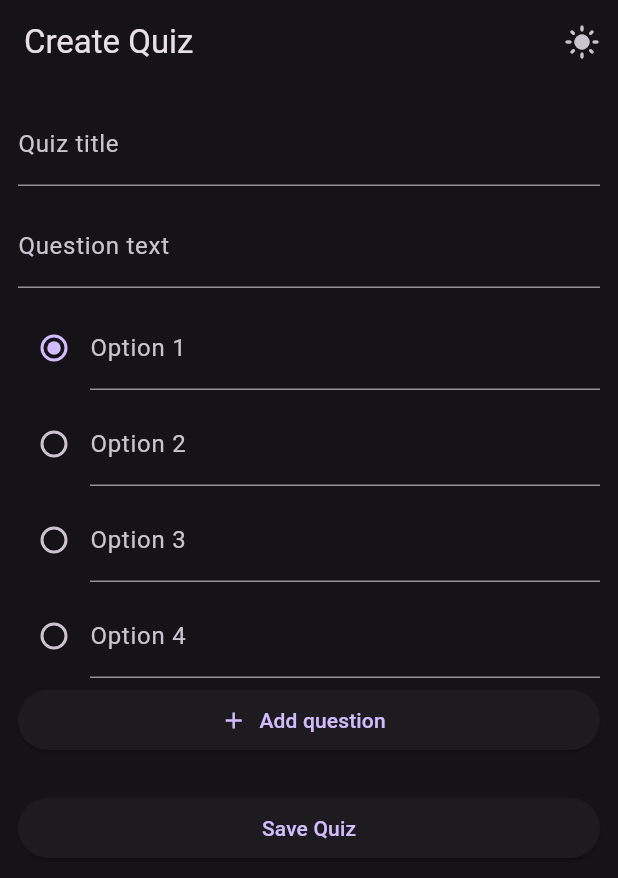
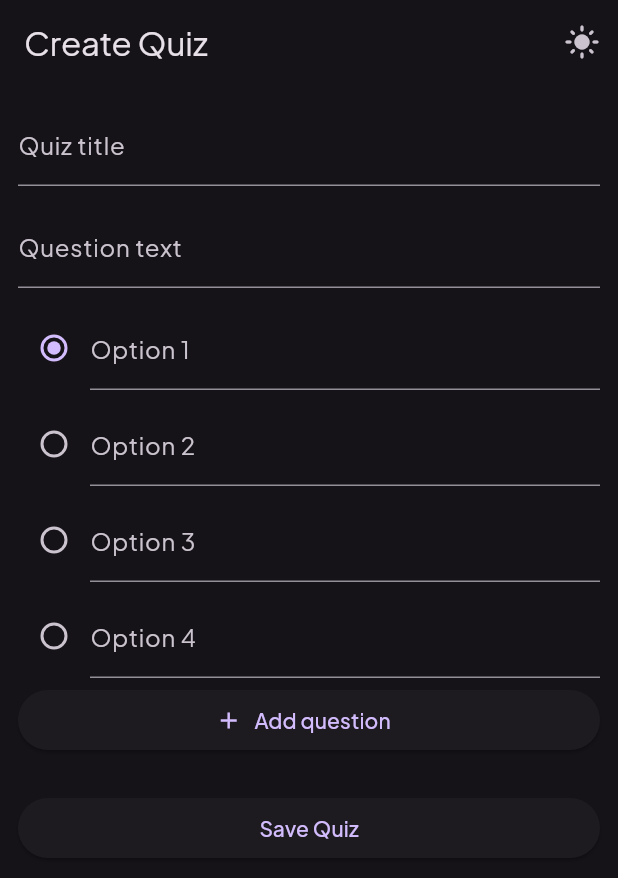
Before and after one commit to moozunch/quizme, a Flutter app: the CreateQuizScreen screen opened by its route, after a tap on the "dark mode" icon, on a phone screen of 412 x 824 dp. Shown: the top 878 px of the screen. Run offline on Flutter 3.47's test engine with Material 3 defaults, Android fonts, the phone set to English and light mode, and no system bars; our stand-ins replace go_router, shared_preferences; accounts and stored records are empty.

Commit message:
adding font jakarta plus

```diff
--- a/lib/main.dart
+++ b/lib/main.dart
@@ -48,11 +48,13 @@
               brightness: Brightness.light,
               colorScheme: ColorScheme.fromSeed(seedColor: Colors.deepPurple),
               useMaterial3: true,
+              fontFamily: 'PlusJakartaSans',
             ),
             darkTheme: ThemeData(
               brightness: Brightness.dark,
               colorScheme: ColorScheme.fromSeed(seedColor: Colors.deepPurple, brightness: Brightness.dark),
               useMaterial3: true,
+              fontFamily: 'PlusJakartaSans',
             ),
             themeMode: state.themeMode,
             routerConfig: router,
```
Also changed, not shown: pubspec.yaml (+29 -14 lines), assets/fonts/PlusJakartaSans-Italic-VariableFont_wght.ttf (added), assets/fonts/PlusJakartaSans-VariableFont_wght.ttf (added), assets/fonts/README.txt (added), assets/fonts/static/PlusJakartaSans-Bold.ttf (added), assets/fonts/static/PlusJakartaSans-BoldItalic.ttf (added), assets/fonts/static/PlusJakartaSans-ExtraBold.ttf (added), assets/fonts/static/PlusJakartaSans-ExtraBoldItalic.ttf (added), assets/fonts/static/PlusJakartaSans-ExtraLight.ttf (added), assets/fonts/static/PlusJakartaSans-ExtraLightItalic.ttf (added), assets/fonts/static/PlusJakartaSans-Italic.ttf (added), assets/fonts/static/PlusJakartaSans-Light.ttf (added), assets/fonts/static/PlusJakartaSans-LightItalic.ttf (added), assets/fonts/static/PlusJakartaSans-Medium.ttf (added), 4 more files.
